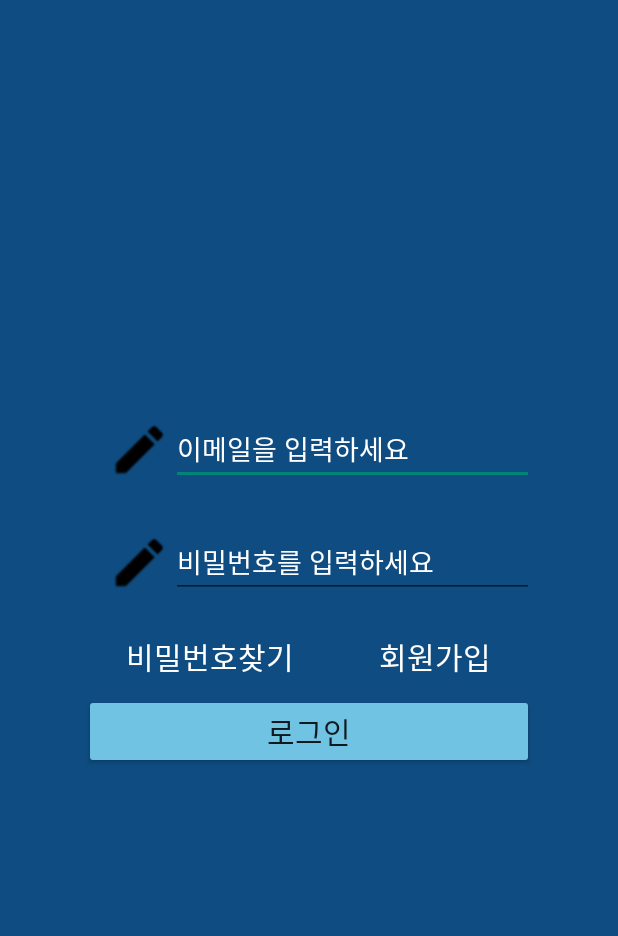
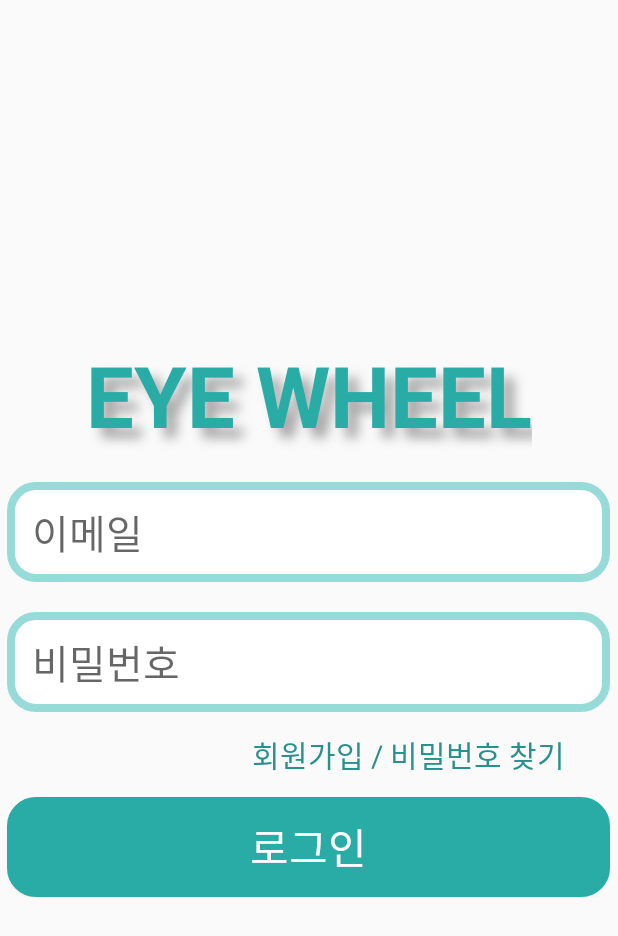
Before and after one commit to Hae-Riri/ObjectDetection, an Android app: the screen it shows after launch (LoginActivity), on a phone screen of 412 x 824 dp. Shown: the top 936 px of the screen. Run offline under Robolectric (Android 15) with nearby library versions, the phone set to English and light mode, and no system bars; our stand-ins replace Firebase (no records; nobody signed in at launch, a user with empty details on screens opened directly).

Commit message:
login xml complete

```diff
--- /dev/null
+++ b/app/src/main/res/drawable/layout_round.xml
@@ -0,0 +1,13 @@
+<?xml version="1.0" encoding="utf-8"?>
+<shape xmlns:android="http://schemas.android.com/apk/res/android"
+    android:shape="rectangle">
+    <solid android:color="@color/white"/>
+    <corners android:bottomLeftRadius="25px"
+        android:bottomRightRadius="25px"
+        android:topLeftRadius="25px"
+        android:topRightRadius="25px"/>
+    <stroke
+        android:color="#97DBD8"
+        android:width="8px"/>
+
+</shape>
--- a/app/src/main/res/layout/activity_login.xml
+++ b/app/src/main/res/layout/activity_login.xml
@@ -4,122 +4,95 @@
     xmlns:tools="http://schemas.android.com/tools"
     android:layout_width="match_parent"
     android:layout_height="match_parent"
-    android:background="@color/background_color"
+    android:orientation="vertical"
     android:id="@+id/root"
+    android:gravity="center_vertical"
     >
 
     <LinearLayout
         android:layout_width="match_parent"
-        android:layout_height="300dp"
-        android:orientation="vertical"
-        app:layout_constraintBottom_toBottomOf="parent"
-        android:layout_gravity="center"
-        tools:layout_editor_absoluteX="1dp">
+        android:layout_height="wrap_content"
+        android:orientation="vertical">
+
+        <TextView
+            android:layout_width="wrap_content"
+            android:layout_height="wrap_content"
+            android:text="EYE WHEEL"
+            android:textStyle="bold"
+            android:textColor="#2AACA6"
+            android:textSize="85px"
+            android:shadowColor="#A6A6A6"
+            android:shadowDx="10"
+            android:shadowDy="10"
+            android:shadowRadius="9"
+            android:layout_gravity="center"/>
+
+        <EditText
+            android:id="@+id/id"
+            android:layout_marginTop="30px"
+            android:inputType="textWebEmailAddress"
+            android:layout_gravity="center"
+            android:layout_width="603px"
+            android:layout_height="100px"
+            android:hint="이메일"
+            android:paddingLeft="25px"
+            android:textSize="40px"
+            android:background="@drawable/layout_round"/>
+
+        <EditText
+            android:inputType="textPassword"
+            android:id="@+id/password"
+            android:layout_marginTop="30px"
+            android:layout_width="603px"
+            android:layout_height="100px"
+            android:layout_gravity="center"
+            android:hint="비밀번호"
+            android:textSize="40px"
+            android:paddingLeft="25px"
+            android:background="@drawable/layout_round"/>
 
         <LinearLayout
-            android:layout_width="300dp"
-            android:layout_height="75dp"
-            android:layout_gravity="center"
-            android:gravity="center"
-            android:orientation="horizontal">
-
-            <ImageView
-                android:id="@+id/imageView"
-                android:layout_width="50dp"
-                android:layout_height="50dp"
-                android:layout_marginStart="16dp"
-                android:layout_weight="1"
-                app:srcCompat="@drawable/edit_icon" />
-
-            <EditText
-                android:id="@+id/id"
-                android:layout_width="250dp"
+            android:layout_marginTop="20px"
+            android:layout_marginEnd="35dp"
+            android:layout_width="wrap_content"
+            android:layout_height="wrap_content"
+            android:orientation="horizontal"
+            android:layout_gravity="right">
+            <TextView
+                android:id="@+id/signUpBtn"
+                android:layout_width="wrap_content"
                 android:layout_height="wrap_content"
-                android:layout_weight="1"
-                android:ems="10"
-                android:hint="이메일을 입력하세요"
-                android:textColorHint="#ffffff"
-                android:inputType="textWebEmailAddress" />
+                android:text="회원가입 /"
+                android:textColor="#29908B"
+                android:textSize="30px"/>
+            <TextView
+                android:id="@+id/findPW"
+                android:layout_width="wrap_content"
+                android:layout_height="wrap_content"
+                android:text=" 비밀번호 찾기"
+                android:textColor="#29908B"
+                android:textSize="30px"/>
 
         </LinearLayout>
 
-        <LinearLayout
-            android:layout_width="300dp"
-            android:layout_height="75dp"
+        <Button
+            android:id="@+id/loginBtn"
+            android:layout_marginTop="20px"
+            android:layout_width="603px"
+            android:layout_height="100px"
+            android:gravity="center"
             android:layout_gravity="center"
-            android:gravity="center"
-            android:orientation="horizontal"
-            app:layout_constraintEnd_toEndOf="parent"
-            app:layout_constraintStart_toStartOf="parent">
+            android:layout_marginEnd="35dp"
+            android:layout_marginStart="35dp"
+            android:background="@drawable/layout_round"
+            android:textColor="@color/white"
+            android:backgroundTint="#2AACA6"
+            android:text="로그인"
+            android:textSize="42px"/>
 
-            <ImageView
-                android:id="@+id/imageView2"
-                android:layout_width="50dp"
-                android:layout_height="50dp"
-                android:layout_marginStart="16dp"
-                android:layout_weight="1"
-                app:srcCompat="@drawable/edit_icon" />
 
-            <EditText
-                android:id="@+id/password"
-                android:layout_width="250dp"
-                android:layout_height="wrap_content"
-                android:layout_weight="1"
-                android:ems="10"
-                android:hint="비밀번호를 입력하세요"
-                android:textColorHint="#ffffff"
-                android:inputType="textPassword" />
 
-        </LinearLayout>
-
-        <LinearLayout
-            android:layout_width="300dp"
-            android:layout_height="50dp"
-            android:layout_gravity="center"
-            android:orientation="horizontal"
-            app:layout_constraintEnd_toEndOf="parent"
-            app:layout_constraintStart_toStartOf="parent">
-
-            <TextView
-                android:id="@+id/findPW"
-                android:layout_width="wrap_content"
-                android:layout_height="match_parent"
-                android:layout_weight="1"
-                android:clickable="true"
-                android:gravity="center"
-                android:text="비밀번호찾기"
-                android:textColor="#FFFFFF"
-                android:textSize="20sp" />
-
-            <TextView
-                android:id="@+id/signUpBtn"
-                android:layout_width="wrap_content"
-                android:layout_height="match_parent"
-                android:layout_weight="1"
-                android:clickable="true"
-                android:gravity="center"
-                android:text="회원가입"
-                android:textColor="#FFFFFF"
-                android:textSize="20sp" />
-        </LinearLayout>
-
-        <LinearLayout
-            android:layout_width="300dp"
-            android:layout_height="match_parent"
-            android:layout_gravity="center"
-            android:orientation="horizontal">
-
-            <Button
-                android:id="@+id/loginBtn"
-                android:layout_width="wrap_content"
-                android:layout_height="wrap_content"
-                android:layout_weight="1"
-                android:backgroundTint="@color/button_color"
-                android:text="로그인"
-                android:textSize="20sp"
-                app:layout_constraintEnd_toEndOf="parent"
-                app:layout_constraintStart_toStartOf="parent" />
-        </LinearLayout>
     </LinearLayout>
 
+
 </LinearLayout>
--- a/app/src/main/res/values/colors.xml
+++ b/app/src/main/res/values/colors.xml
@@ -13,4 +13,9 @@
     <color name="background_color">#0f4c81</color>
     <color name="button_color">#71c3e3</color>
     <color name="tab_color"></color>
+
+<!--    xd colors-->
+    <color name="white">#FFFFFF</color>
+    <color name="cancel">#C2B4B4</color>
+
 </resources>
```
